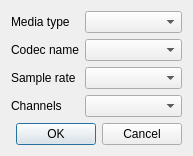
Above: src/plugins/jinglertp/payloadtypeeditdialog.ui from eyecu-im/eyecu-qt before the change. Below: the same form after it.
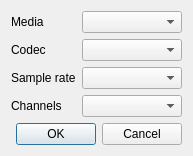
That is the form after the change.

```diff
--- a/src/plugins/jinglertp/payloadtypeeditdialog.ui
+++ b/src/plugins/jinglertp/payloadtypeeditdialog.ui
@@ -23,7 +23,7 @@
    <item row="1" column="0">
     <widget class="QLabel" name="lblCodecName">
      <property name="text">
-      <string>Codec name</string>
+      <string>Codec</string>
      </property>
      <property name="buddy">
       <cstring>cmbCodecName</cstring>
@@ -72,7 +72,7 @@
    <item row="0" column="0">
     <widget class="QLabel" name="lblMediaType">
      <property name="text">
-      <string>Media type</string>
+      <string>Media</string>
      </property>
      <property name="buddy">
       <cstring>cmbMediaType</cstring>
```
Left out of the diff: 24 changed lines with no effect on the pictures.
